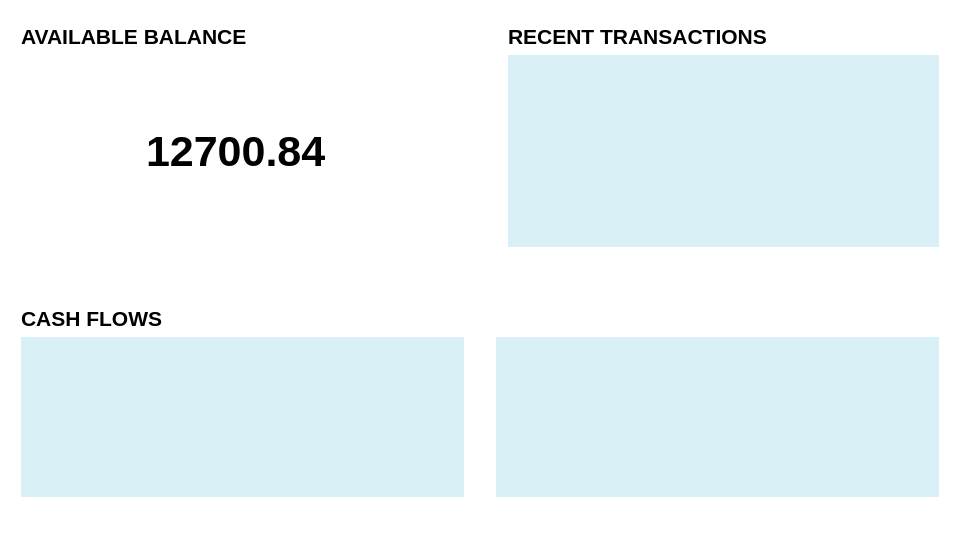
Qt form resources/ui-files/bank_dashboard.ui (Errol-Anthony-Jano/CC15-Final-Project) before a commit.
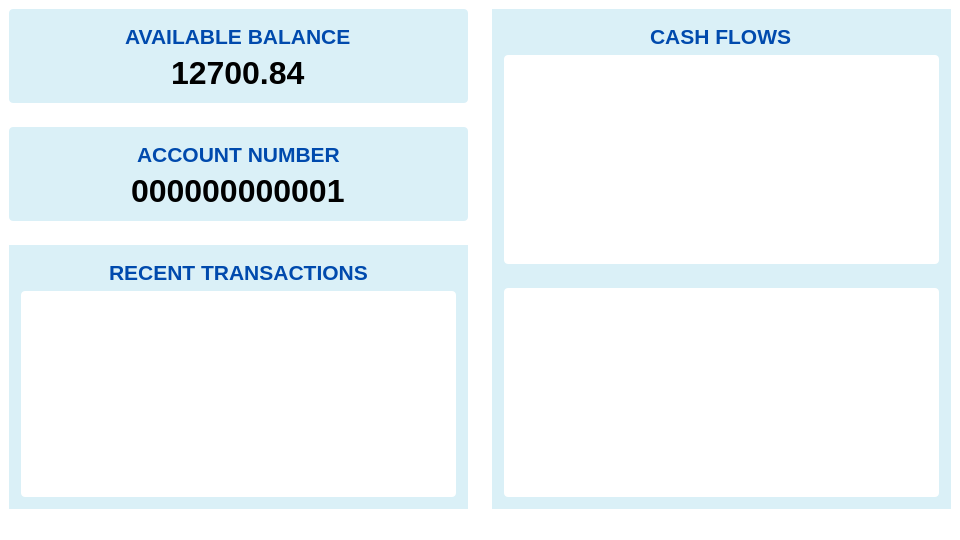
The same form after that commit.

Commit message: Rearranged layout for dashboard

```diff
--- a/resources/ui-files/bank_dashboard.ui
+++ b/resources/ui-files/bank_dashboard.ui
@@ -35,30 +35,35 @@
    <string notr="true">background: #ffffff;</string>
   </property>
   <widget class="QWidget" name="centralwidget">
-   <layout class="QHBoxLayout" name="horizontalLayout_2">
+   <property name="styleSheet">
+    <string notr="true"/>
+   </property>
+   <layout class="QHBoxLayout" name="horizontalLayout" stretch="1,1">
+    <property name="spacing">
+     <number>24</number>
+    </property>
     <item>
-     <layout class="QVBoxLayout" name="insights_container">
+     <layout class="QVBoxLayout" name="verticalLayout_2">
       <property name="spacing">
-       <number>32</number>
+       <number>24</number>
       </property>
-      <property name="leftMargin">
-       <number>0</number>
-      </property>
       <item>
-       <layout class="QHBoxLayout" name="basic_stats_container" stretch="1,1">
+       <layout class="QVBoxLayout" name="verticalLayout_5">
         <property name="spacing">
-         <number>32</number>
+         <number>24</number>
         </property>
         <item>
-         <widget class="QGroupBox" name="bal_container">
+         <widget class="QGroupBox" name="groupBox">
           <property name="styleSheet">
-           <string notr="true">border: 0;</string>
+           <string notr="true">background: #daf0f7;
+border: 0;
+border-radius: 4px;</string>
           </property>
           <property name="title">
            <string/>
           </property>
-          <layout class="QVBoxLayout" name="verticalLayout" stretch="0,1">
-           <item>
+          <layout class="QVBoxLayout" name="verticalLayout_4">
+           <item alignment="Qt::AlignHCenter">
             <widget class="QLabel" name="available_bal">
              <property name="font">
               <font>
@@ -66,13 +71,14 @@
                <bold>true</bold>
               </font>
              </property>
+             <property name="styleSheet">
+              <string notr="true">color: #004aad</string>
+             </property>
              <property name="text">
               <string>AVAILABLE BALANCE</string>
              </property>
             </widget>
            </item>
-           <item>
-            <layout class="QHBoxLayout" name="horizontalLayout">
              <item alignment="Qt::AlignHCenter">
               <widget class="QLabel" name="bal_label">
                <property name="sizePolicy">
@@ -83,7 +89,7 @@
                </property>
                <property name="font">
                 <font>
-                 <pointsize>32</pointsize>
+               <pointsize>24</pointsize>
                  <bold>true</bold>
                 </font>
                </property>
@@ -96,20 +102,73 @@
               </widget>
              </item>
             </layout>
-           </item>
-          </layout>
-         </widget>
+         </widget>
+        </item>
+       </layout>
         </item>
         <item>
-         <widget class="QGroupBox" name="tbl_container">
+       <widget class="QGroupBox" name="groupBox_4">
           <property name="styleSheet">
-           <string notr="true">border: 0;</string>
+         <string notr="true">background: #daf0f7;
+border: 0;
+border-radius: 4px;</string>
           </property>
           <property name="title">
            <string/>
           </property>
-          <layout class="QVBoxLayout" name="verticalLayout_4" stretch="0,1">
+        <layout class="QVBoxLayout" name="verticalLayout_8">
+         <item alignment="Qt::AlignHCenter">
+          <widget class="QLabel" name="available_bal_2">
+           <property name="font">
+            <font>
+             <pointsize>16</pointsize>
+             <bold>true</bold>
+            </font>
+           </property>
+           <property name="styleSheet">
+            <string notr="true">color: #004aad</string>
+           </property>
+           <property name="text">
+            <string>ACCOUNT NUMBER</string>
+           </property>
+          </widget>
+         </item>
+         <item alignment="Qt::AlignHCenter">
+          <widget class="QLabel" name="bal_label_2">
+           <property name="sizePolicy">
+            <sizepolicy hsizetype="Preferred" vsizetype="Preferred">
+             <horstretch>0</horstretch>
+             <verstretch>0</verstretch>
+            </sizepolicy>
+           </property>
+           <property name="font">
+            <font>
+             <pointsize>24</pointsize>
+             <bold>true</bold>
+            </font>
+           </property>
+           <property name="styleSheet">
+            <string notr="true"/>
+           </property>
+           <property name="text">
+            <string>000000000001</string>
+           </property>
+          </widget>
+         </item>
+        </layout>
+       </widget>
+      </item>
            <item>
+       <widget class="QGroupBox" name="groupBox_2">
+        <property name="styleSheet">
+         <string notr="true">border: 0;
+background: #daf0f7;</string>
+        </property>
+        <property name="title">
+         <string/>
+        </property>
+        <layout class="QVBoxLayout" name="verticalLayout_6">
+         <item alignment="Qt::AlignHCenter">
             <widget class="QLabel" name="recent_transactions">
              <property name="font">
               <font>
@@ -117,15 +176,19 @@
                <bold>true</bold>
               </font>
              </property>
+           <property name="styleSheet">
+            <string notr="true">color: #004aad;</string>
+           </property>
              <property name="text">
               <string>RECENT TRANSACTIONS</string>
              </property>
             </widget>
            </item>
            <item>
-            <widget class="QTableWidget" name="tbl_recent_transactions">
+          <widget class="QTableView" name="tbl_recent_transactions">
              <property name="styleSheet">
-              <string notr="true">background: #daf0f7;</string>
+            <string notr="true">background: #ffffff;
+border-radius: 4px;</string>
              </property>
             </widget>
            </item>
@@ -135,15 +198,18 @@
        </layout>
       </item>
       <item>
-       <widget class="QGroupBox" name="cash_flows_container">
+     <widget class="QGroupBox" name="groupBox_3">
         <property name="styleSheet">
-         <string notr="true">border: 0;</string>
+       <string notr="true">background: #daf0f7;
+border: 0;</string>
         </property>
         <property name="title">
          <string/>
         </property>
-        <layout class="QVBoxLayout" name="verticalLayout_5" stretch="0,1">
+      <layout class="QVBoxLayout" name="verticalLayout_3">
          <item>
+        <layout class="QVBoxLayout" name="verticalLayout" stretch="0,1">
+         <item alignment="Qt::AlignHCenter">
           <widget class="QLabel" name="cash_flows">
            <property name="font">
             <font>
@@ -151,29 +217,19 @@
              <bold>true</bold>
             </font>
            </property>
+           <property name="styleSheet">
+            <string notr="true">color: #004aad</string>
+           </property>
            <property name="text">
             <string>CASH FLOWS</string>
            </property>
           </widget>
          </item>
          <item>
-          <layout class="QHBoxLayout" name="graphs_container">
+          <layout class="QVBoxLayout" name="verticalLayout_7">
            <property name="spacing">
-            <number>32</number>
+            <number>24</number>
            </property>
-           <item>
-            <widget class="QWidget" name="income_graph" native="true">
-             <property name="minimumSize">
-              <size>
-               <width>120</width>
-               <height>80</height>
-              </size>
-             </property>
-             <property name="styleSheet">
-              <string notr="true">background: #daf0f7;</string>
-             </property>
-            </widget>
-           </item>
            <item>
             <widget class="QWidget" name="expense_graph" native="true">
              <property name="minimumSize">
@@ -183,16 +239,31 @@
               </size>
              </property>
              <property name="styleSheet">
-              <string notr="true">background: #daf0f7;</string>
+              <string notr="true">border-radius: 4px;
+background: #ffffff;</string>
              </property>
             </widget>
            </item>
+           <item>
+            <widget class="QWidget" name="income_graph" native="true">
+             <property name="minimumSize">
+              <size>
+               <width>120</width>
+               <height>80</height>
+              </size>
+             </property>
+             <property name="styleSheet">
+              <string notr="true">background: #ffffff;
+border-radius: 4px;</string>
+             </property>
+            </widget>
+           </item>
           </layout>
          </item>
         </layout>
-       </widget>
-      </item>
-     </layout>
+       </item>
+      </layout>
+     </widget>
     </item>
    </layout>
   </widget>
```
Lines whose indentation alone changed are shown as unchanged.
